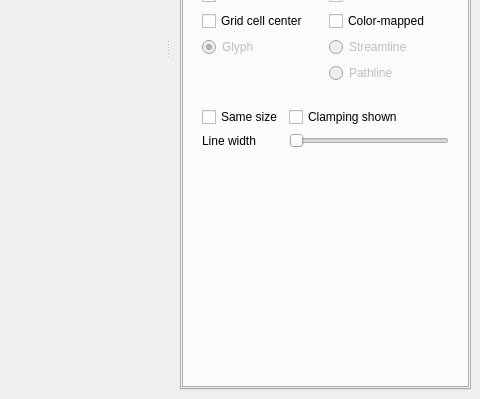
danlipsa/foamvis, file MainWindow.ui: the form before one commit; both pictures show x 570 to 1050 and y 304 to 703 of the 1050 by 703 pixel window.
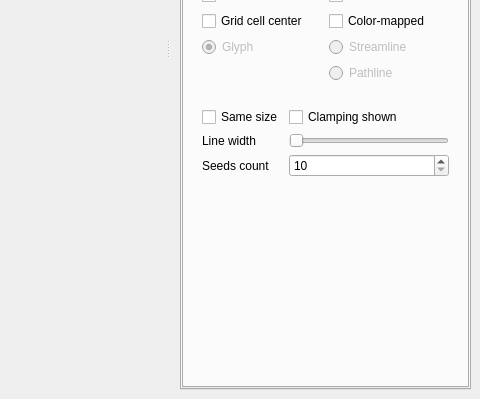
The form after the commit. The open tabs and pages were chosen to show the change. Custom widgets are drawn as their Qt base class.

```diff
--- a/MainWindow.ui
+++ b/MainWindow.ui
@@ -2119,7 +2119,7 @@
                    </property>
                   </widget>
                  </item>
-                 <item row="3" column="1">
+                 <item row="4" column="1">
                   <spacer name="verticalSpacer_4">
                    <property name="orientation">
                     <enum>Qt::Vertical</enum>
@@ -2139,6 +2139,23 @@
                    </property>
                   </widget>
                  </item>
+                 <item row="3" column="0">
+                  <widget class="QLabel" name="label_37">
+                   <property name="text">
+                    <string>Seeds count</string>
+                   </property>
+                  </widget>
+                 </item>
+                 <item row="3" column="1">
+                  <widget class="QSpinBox" name="spinBoxGlyphSeedsCount">
+                   <property name="minimum">
+                    <number>10</number>
+                   </property>
+                   <property name="maximum">
+                    <number>200</number>
+                   </property>
+                  </widget>
+                 </item>
                 </layout>
                </widget>
                <widget class="QWidget" name="stackedWidgetVelocityStreamline">
```
Left out of the diff: 357 changed lines with no effect on the pictures.
